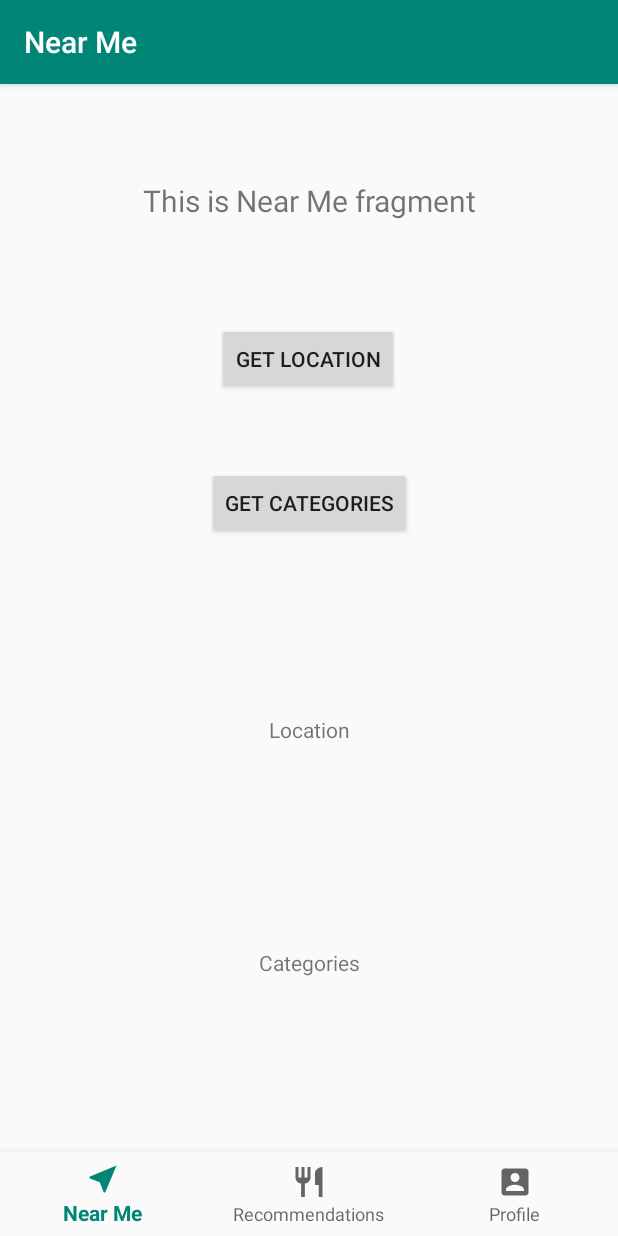
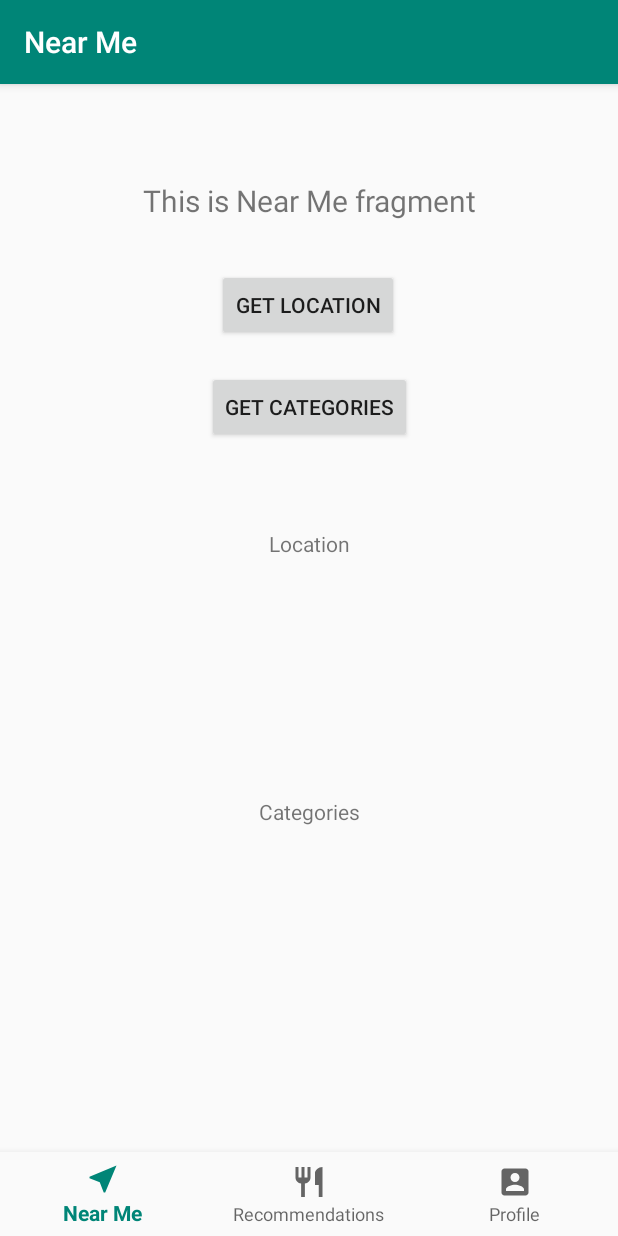
Before and after one commit to searjasub/FinderFeast, an Android app: the NearMeFragment screen opened directly, with no data from a screen before it, on a phone screen of 412 x 824 dp. Run offline under Robolectric (Android 15) with nearby library versions, the phone set to English and light mode, and no system bars; our stand-ins replace navigation-ui; libraries missing offline, so code that uses them is left out: com.loopj.android.

Commit message:
Update fragment_near_me.xml

```diff
--- a/app/src/main/res/layout/fragment_near_me.xml
+++ b/app/src/main/res/layout/fragment_near_me.xml
@@ -22,10 +22,9 @@
         android:id="@+id/location"
         android:layout_width="251dp"
         android:layout_height="78dp"
-        android:layout_marginTop="88dp"
+        android:layout_marginTop="28dp"
         android:gravity="center"
         android:text="Location"
-        app:layout_constraintHorizontal_bias="0.504"
         app:layout_constraintLeft_toLeftOf="parent"
         app:layout_constraintRight_toRightOf="parent"
         app:layout_constraintTop_toBottomOf="@+id/getCategoriesBtn" />
@@ -34,7 +33,7 @@
         android:id="@+id/getLocationBtn"
         android:layout_width="wrap_content"
         android:layout_height="wrap_content"
-        android:layout_marginTop="68dp"
+        android:layout_marginTop="32dp"
         android:text="get Location"
         app:layout_constraintEnd_toEndOf="parent"
         app:layout_constraintHorizontal_bias="0.498"
@@ -45,7 +44,7 @@
         android:id="@+id/getCategoriesBtn"
         android:layout_width="wrap_content"
         android:layout_height="wrap_content"
-        android:layout_marginTop="48dp"
+        android:layout_marginTop="20dp"
         android:text="get categories"
         app:layout_constraintEnd_toEndOf="parent"
         app:layout_constraintStart_toStartOf="parent"
@@ -53,8 +52,8 @@
 
     <TextView
         android:id="@+id/categories"
-        android:layout_width="247dp"
-        android:layout_height="211dp"
+        android:layout_width="308dp"
+        android:layout_height="234dp"
         android:gravity="center"
         android:text="@string/categories"
         app:layout_constraintBottom_toBottomOf="parent"
```
